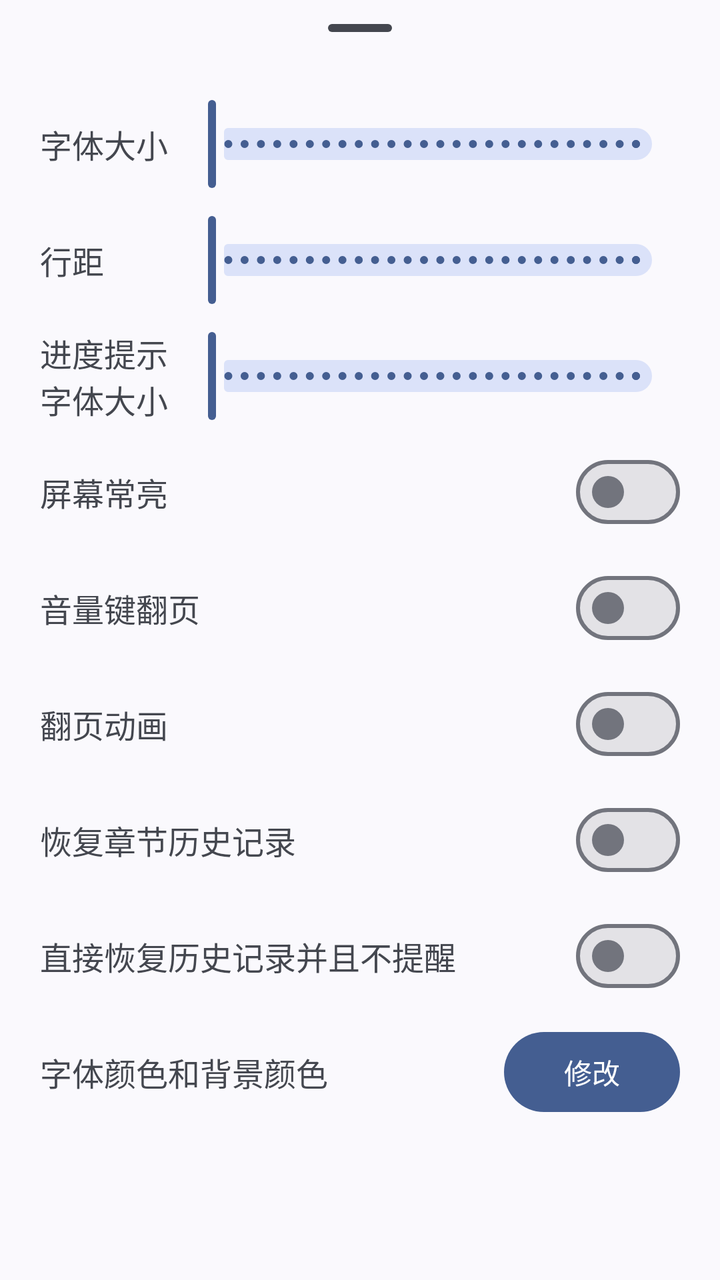
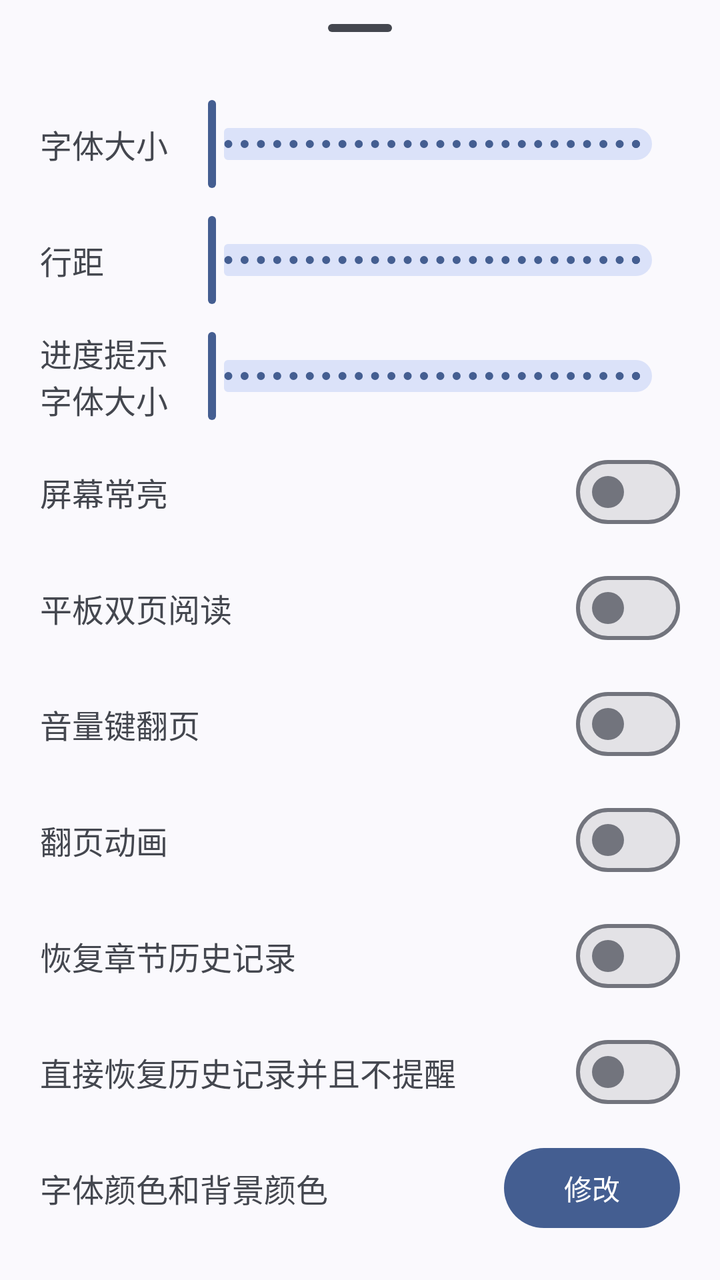

An Android layout rendered at two revisions. The XML below is the earlier revision; the diff shows what the commit changed to produce the second picture.
<!-- AndroidManifest.xml: application theme Theme.HikariNovel -->
<!-- res/layout/view_horizontal_read_config.xml -->
<?xml version="1.0" encoding="utf-8"?>
<LinearLayout xmlns:android="http://schemas.android.com/apk/res/android"
    android:layout_width="match_parent"
    android:layout_height="wrap_content"
    android:layout_gravity="bottom"
    android:orientation="vertical">

    <com.google.android.material.bottomsheet.BottomSheetDragHandleView
        android:layout_width="match_parent"
        android:layout_height="wrap_content" />

    <LinearLayout
        android:layout_width="match_parent"
        android:layout_height="wrap_content"
        android:orientation="vertical">

        <LinearLayout
            android:layout_width="match_parent"
            android:layout_height="wrap_content"
            android:layout_marginLeft="20dp"
            android:layout_marginRight="20dp"
            android:gravity="center"
            android:orientation="horizontal">

            <TextView
                android:layout_width="0dp"
                android:layout_height="wrap_content"
                android:layout_weight="1"
                android:text="@string/font_size"
                android:textSize="16sp" />

            <com.google.android.material.slider.Slider
                android:id="@+id/s_v_h_read_config_font_size"
                android:layout_width="0dp"
                android:layout_height="wrap_content"
                android:layout_weight="4"
                android:stepSize="1"
                android:valueFrom="30"
                android:valueTo="100" />
        </LinearLayout>

        <LinearLayout
            android:layout_width="match_parent"
            android:layout_height="wrap_content"
            android:layout_marginLeft="20dp"
            android:layout_marginRight="20dp"
            android:layout_marginTop="10dp"
            android:gravity="center"
            android:orientation="horizontal">

            <TextView
                android:layout_width="0dp"
                android:layout_height="wrap_content"
                android:layout_weight="1"
                android:text="@string/line_spacing"
                android:textSize="16sp" />

            <com.google.android.material.slider.Slider
                android:id="@+id/s_v_h_read_config_line_spacing"
                android:layout_width="0dp"
                android:layout_height="wrap_content"
                android:layout_weight="4"
                android:stepSize="0.1"
                android:valueFrom="1"
                android:valueTo="5" />
        </LinearLayout>

        <LinearLayout
            android:layout_width="match_parent"
            android:layout_height="wrap_content"
            android:layout_marginLeft="20dp"
            android:layout_marginRight="20dp"
            android:layout_marginTop="10dp"
            android:gravity="center"
            android:orientation="horizontal">

            <TextView
                android:layout_width="0dp"
                android:layout_height="wrap_content"
                android:layout_weight="1"
                android:text="@string/progress_text_size"
                android:textSize="16sp" />

            <com.google.android.material.slider.Slider
                android:id="@+id/s_v_h_read_config_bottom_text_size"
                android:layout_width="0dp"
                android:layout_height="wrap_content"
                android:layout_weight="4"
                android:stepSize="1"
                android:valueFrom="1"
                android:valueTo="100" />
        </LinearLayout>

        <LinearLayout
            android:layout_width="match_parent"
            android:layout_height="wrap_content"
            android:layout_marginLeft="20dp"
            android:layout_marginTop="10dp"
            android:layout_marginRight="20dp"
            android:gravity="center"
            android:orientation="horizontal">

            <TextView
                android:layout_width="0dp"
                android:layout_height="wrap_content"
                android:layout_weight="1"
                android:text="@string/keep_screen_on"
                android:textSize="16sp" />

            <com.google.android.material.materialswitch.MaterialSwitch
                android:id="@+id/s_v_h_read_config_keep_screen_on"
                android:layout_width="wrap_content"
                android:layout_height="wrap_content" />

        </LinearLayout>

        <LinearLayout
            android:layout_width="match_parent"
            android:layout_height="wrap_content"
            android:layout_marginLeft="20dp"
            android:layout_marginTop="10dp"
            android:layout_marginRight="20dp"
            android:gravity="center"
            android:orientation="horizontal">

            <TextView
                android:layout_width="0dp"
                android:layout_height="wrap_content"
                android:layout_weight="1"
                android:text="@string/key_down_switch_chapter"
                android:textSize="16sp" />

            <com.google.android.material.materialswitch.MaterialSwitch
                android:id="@+id/s_v_h_read_config_key_down_switch_chapter"
                android:layout_width="wrap_content"
                android:layout_height="wrap_content" />

        </LinearLayout>

        <LinearLayout
            android:layout_width="match_parent"
            android:layout_height="wrap_content"
            android:layout_marginLeft="20dp"
            android:layout_marginTop="10dp"
            android:layout_marginRight="20dp"
            android:gravity="center"
            android:orientation="horizontal">

            <TextView
                android:layout_width="0dp"
                android:layout_height="wrap_content"
                android:layout_weight="1"
                android:text="@string/switch_animation"
                android:textSize="16sp" />

            <com.google.android.material.materialswitch.MaterialSwitch
                android:id="@+id/s_v_h_read_config_switch_animation"
                android:layout_width="wrap_content"
                android:layout_height="wrap_content" />

        </LinearLayout>

        <LinearLayout
            android:layout_width="match_parent"
            android:layout_height="wrap_content"
            android:layout_marginLeft="20dp"
            android:layout_marginTop="10dp"
            android:layout_marginRight="20dp"
            android:gravity="center"
            android:orientation="horizontal">

            <TextView
                android:layout_width="0dp"
                android:layout_height="wrap_content"
                android:layout_weight="1"
                android:text="@string/restore_chapter_read_history_with_confirm"
                android:textSize="16sp" />

            <com.google.android.material.materialswitch.MaterialSwitch
                android:id="@+id/s_v_h_read_config_restore_chapter_read_history"
                android:layout_width="wrap_content"
                android:layout_height="wrap_content" />

        </LinearLayout>

        <LinearLayout
            android:layout_width="match_parent"
            android:layout_height="wrap_content"
            android:layout_marginLeft="20dp"
            android:layout_marginTop="10dp"
            android:layout_marginRight="20dp"
            android:gravity="center"
            android:orientation="horizontal">

            <TextView
                android:layout_width="0dp"
                android:layout_height="wrap_content"
                android:layout_weight="1"
                android:text="@string/restore_chapter_read_history_without_confirm"
                android:textSize="16sp" />

            <com.google.android.material.materialswitch.MaterialSwitch
                android:id="@+id/s_v_h_read_config_restore_chapter_read_history_without_confirm"
                android:layout_width="wrap_content"
                android:layout_height="wrap_content" />

        </LinearLayout>

        <LinearLayout
            android:layout_width="match_parent"
            android:layout_height="wrap_content"
            android:layout_marginLeft="20dp"
            android:layout_marginTop="10dp"
            android:layout_marginRight="20dp"
            android:gravity="center"
            android:orientation="horizontal">

            <TextView
                android:layout_width="0dp"
                android:layout_height="wrap_content"
                android:layout_weight="1"
                android:text="@string/font_color_bg_color"
                android:textSize="16sp" />

            <com.google.android.material.button.MaterialButton
                android:id="@+id/b_v_h_read_config_color"
                android:layout_width="wrap_content"
                android:layout_height="wrap_content"
                android:text="@string/modify" />

        </LinearLayout>

    </LinearLayout>

</LinearLayout>
<!-- resources referenced by this layout -->
<resources>
  <string name="font_color_bg_color">字体颜色和背景颜色</string>
  <string name="font_size">字体大小</string>
  <string name="keep_screen_on">屏幕常亮</string>
  <string name="key_down_switch_chapter">音量键翻页</string>
  <string name="line_spacing">行距</string>
  <string name="modify">修改</string>
  <string name="progress_text_size">进度提示字体大小</string>
  <string name="restore_chapter_read_history_with_confirm">恢复章节历史记录</string>
  <string name="restore_chapter_read_history_without_confirm">直接恢复历史记录并且不提醒</string>
  <string name="switch_animation">翻页动画</string>
  <style name="Theme.HikariNovel" parent="Base.Theme.HikariNovel">
          <item name="android:navigationBarColor">@android:color/transparent</item>
          <item name="android:statusBarColor">@android:color/transparent</item>
          <item name="android:windowLightStatusBar">?attr/isLightTheme</item>
      </style>
  <style name="Base.Theme.HikariNovel" parent="Theme.Material3.DynamicColors.DayNight.NoActionBar">
          
  
      </style>
</resources>

<!-- the commit's change to res/layout/view_horizontal_read_config.xml (unified diff, before → after) -->
@@ -127,6 +127,29 @@
                 android:layout_width="0dp"
                 android:layout_height="wrap_content"
                 android:layout_weight="1"
+                android:text="@string/tablet_double_page"
+                android:textSize="16sp" />
+
+            <com.google.android.material.materialswitch.MaterialSwitch
+                android:id="@+id/s_v_h_read_config_tablet_double_page"
+                android:layout_width="wrap_content"
+                android:layout_height="wrap_content" />
+
+        </LinearLayout>
+
+        <LinearLayout
+            android:layout_width="match_parent"
+            android:layout_height="wrap_content"
+            android:layout_marginLeft="20dp"
+            android:layout_marginTop="10dp"
+            android:layout_marginRight="20dp"
+            android:gravity="center"
+            android:orientation="horizontal">
+
+            <TextView
+                android:layout_width="0dp"
+                android:layout_height="wrap_content"
+                android:layout_weight="1"
                 android:text="@string/key_down_switch_chapter"
                 android:textSize="16sp" />
 
<!-- resource entries referenced after the edit -->
@@ -10,6 +10,7 @@
   <string name="restore_chapter_read_history_with_confirm">恢复章节历史记录</string>
   <string name="restore_chapter_read_history_without_confirm">直接恢复历史记录并且不提醒</string>
   <string name="switch_animation">翻页动画</string>
+  <string name="tablet_double_page">平板双页阅读</string>
   <style name="Theme.HikariNovel" parent="Base.Theme.HikariNovel">
           <item name="android:navigationBarColor">@android:color/transparent</item>
           <item name="android:statusBarColor">@android:color/transparent</item>
